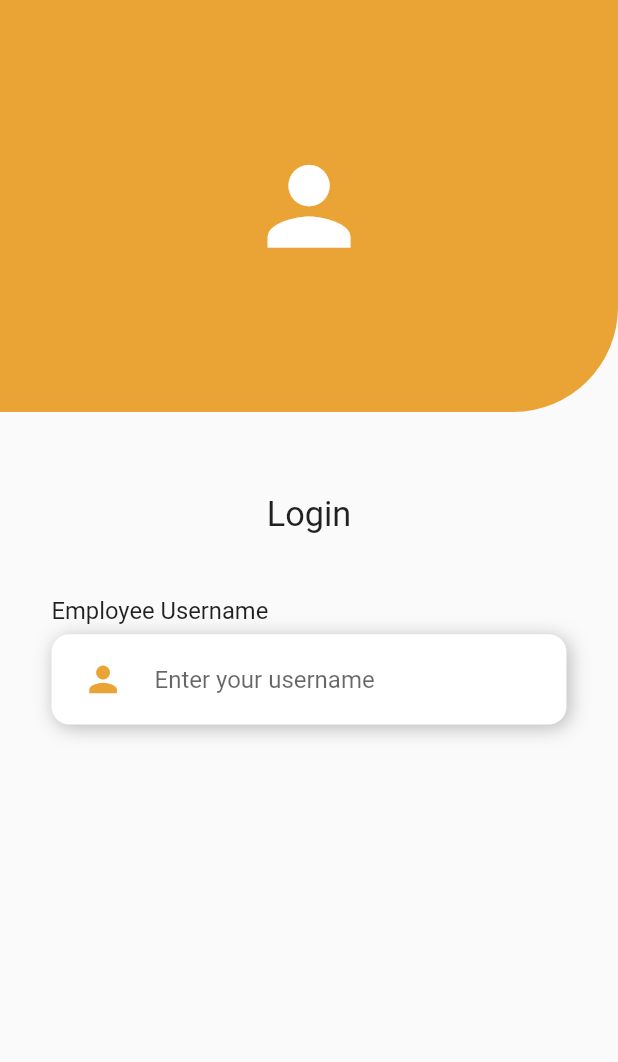
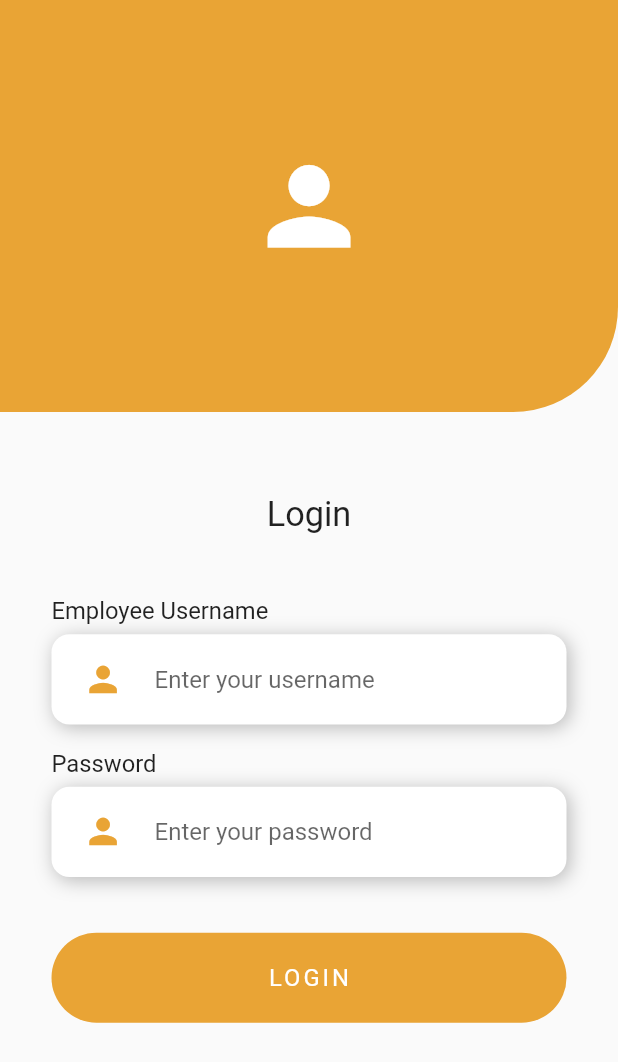
Before and after one commit to marvinlartey/attendance, a Flutter app: the screen it shows after launch, on a phone screen of 412 x 824 dp. Shown: the top 1062 px of the screen. Run offline on Flutter 3.47's test engine with Material 2 defaults, Android fonts, the phone set to English and light mode, and no system bars; our stand-ins replace flutter_keyboard_visibility; Roboto replaces fonts that are missing (NexaBold).

Commit message:
created login page UI

```diff
--- a/lib/main.dart
+++ b/lib/main.dart
@@ -1,5 +1,6 @@
 import 'package:attendance/pages/login.dart';
 import 'package:flutter/material.dart';
+import 'package:flutter_keyboard_visibility/flutter_keyboard_visibility.dart';
 
 void main() {
   runApp(const MyApp());
@@ -12,11 +13,14 @@ class MyApp extends StatelessWidget {
   @override
   Widget build(BuildContext context) {
     return MaterialApp(
+      debugShowCheckedModeBanner: false,
       title: 'Flutter Demo',
       theme: ThemeData(
         primarySwatch: Colors.blue,
       ),
-      home: const LoginScreen(),
+      home: const KeyboardVisibilityProvider(
+        child: LoginScreen(),
+      ),
     );
   }
 }
--- a/lib/pages/login.dart
+++ b/lib/pages/login.dart
@@ -1,4 +1,7 @@
+import 'dart:ui';
+
 import 'package:flutter/material.dart';
+import 'package:flutter_keyboard_visibility/flutter_keyboard_visibility.dart';
 
 class LoginScreen extends StatefulWidget {
   const LoginScreen({Key? key}) : super(key: key);
@@ -8,18 +11,28 @@ class LoginScreen extends StatefulWidget {
 }
 
 class _LoginScreenState extends State<LoginScreen> {
+  TextEditingController idController = TextEditingController();
+  TextEditingController passController = TextEditingController();
+
   double screenWidth = 0;
   double screenHeight = 0;
 
   Color primary = const Color.fromARGB(253, 233, 163, 51);
   @override
   Widget build(BuildContext context) {
+    final bool isKeyboardVisible =
+        KeyboardVisibilityProvider.isKeyboardVisible(context);
     screenWidth = MediaQuery.of(context).size.width;
     screenHeight = MediaQuery.of(context).size.height;
     return Scaffold(
+        resizeToAvoidBottomInset: false,
         body: Column(
           children: [
-        Container(
+            isKeyboardVisible
+                ? SizedBox(
+                    height: screenHeight / 20,
+                  )
+                : Container(
                     height: screenHeight / 3,
                     width: screenWidth,
                     decoration: BoxDecoration(
@@ -59,13 +72,93 @@ class _LoginScreenState extends State<LoginScreen> {
                 crossAxisAlignment: CrossAxisAlignment.start,
                 children: [
                   //Employee username text
-              FieldTitle(screenWidth: screenWidth, title: 'Employee Username'),
+                  FieldTitle(
+                    screenWidth: screenWidth,
+                    title: 'Employee Username',
+                  ),
                   //Employee ID textfield
+                  CustomField(
+                    screenWidth: screenWidth,
+                    primary: primary,
+                    screenHeight: screenHeight,
+                    hint: 'Enter your username',
+                    controller: idController,
+                    obscure: false,
+                  ),
+                  //Employee password text
+
+                  FieldTitle(
+                    screenWidth: screenWidth,
+                    title: 'Password',
+                  ),
+                  //Employee password textfield
+                  CustomField(
+                    screenWidth: screenWidth,
+                    primary: primary,
+                    screenHeight: screenHeight,
+                    hint: 'Enter your password',
+                    controller: passController,
+                    obscure: true,
+                  ),
                   Container(
+                    height: 60,
                     width: screenWidth,
+                    margin: EdgeInsets.only(
+                      top: screenHeight / 40,
+                    ),
+                    decoration: BoxDecoration(
+                        color: primary,
+                        borderRadius: const BorderRadius.all(
+                          Radius.circular(30),
+                        )),
+                    child: Center(
+                      child: Text(
+                        'LOGIN',
+                        style: TextStyle(
+                          fontFamily: 'NexaBold',
+                          fontSize: screenWidth / 26,
+                          color: Colors.white,
+                          letterSpacing: 2,
+                        ),
+                      ),
+                    ),
+                  )
+                ],
+              ),
+            ),
+          ],
+        ));
+  }
+}
+
+class CustomField extends StatelessWidget {
+  const CustomField({
+    Key? key,
+    required this.screenWidth,
+    required this.primary,
+    required this.screenHeight,
+    required this.hint,
+    required this.controller,
+    required this.obscure,
+  }) : super(key: key);
+
+  final double screenWidth;
+  final Color primary;
+  final double screenHeight;
+  final TextEditingController controller;
+  final bool obscure;
+  final String hint;
+
+  @override
+  Widget build(BuildContext context) {
+    return Container(
+      width: screenWidth,
+      margin: EdgeInsets.only(bottom: screenHeight / 50),
       decoration: const BoxDecoration(
           color: Colors.white,
-                    borderRadius: BorderRadius.all(Radius.circular(12)),
+          borderRadius: BorderRadius.all(
+            Radius.circular(12),
+          ),
           boxShadow: [
             BoxShadow(
               color: Colors.black26,
@@ -85,7 +178,10 @@ class _LoginScreenState extends State<LoginScreen> {
           ),
         ),
         Expanded(
+            child: Padding(
+          padding: EdgeInsets.only(right: screenWidth / 13),
           child: TextFormField(
+              controller: controller,
               enableSuggestions: false,
               autocorrect: false,
               decoration: InputDecoration(
@@ -93,20 +189,22 @@ class _LoginScreenState extends State<LoginScreen> {
                   vertical: screenHeight / 40,
                 ),
                 border: InputBorder.none,
-                              hintText: 'Enter your username')))
+                hintText: hint,
+              ),
+              maxLines: 1,
+              obscureText: obscure),
+        ))
       ]),
-              )
-            ],
-          ),
-        ),
-      ],
-    ));
+    );
   }
 }
 
 class FieldTitle extends StatelessWidget {
-  const FieldTitle({Key? key, required this.screenWidth, required this.title})
-      : super(key: key);
+  const FieldTitle({
+    Key? key,
+    required this.screenWidth,
+    required this.title,
+  }) : super(key: key);
 
   final double screenWidth;
   final String title;
--- a/pubspec.yaml
+++ b/pubspec.yaml
@@ -34,6 +34,8 @@ dependencies:
   # The following adds the Cupertino Icons font to your application.
   # Use with the CupertinoIcons class for iOS style icons.
   cupertino_icons: ^1.0.2
+  flutter_keyboard_visibility: ^5.2.0
+  cloud_firestore: ^3.1.10
 
 dev_dependencies:
   flutter_test:
```
Also changed, not shown: pubspec.lock. Lines whose indentation alone changed are shown as unchanged.
